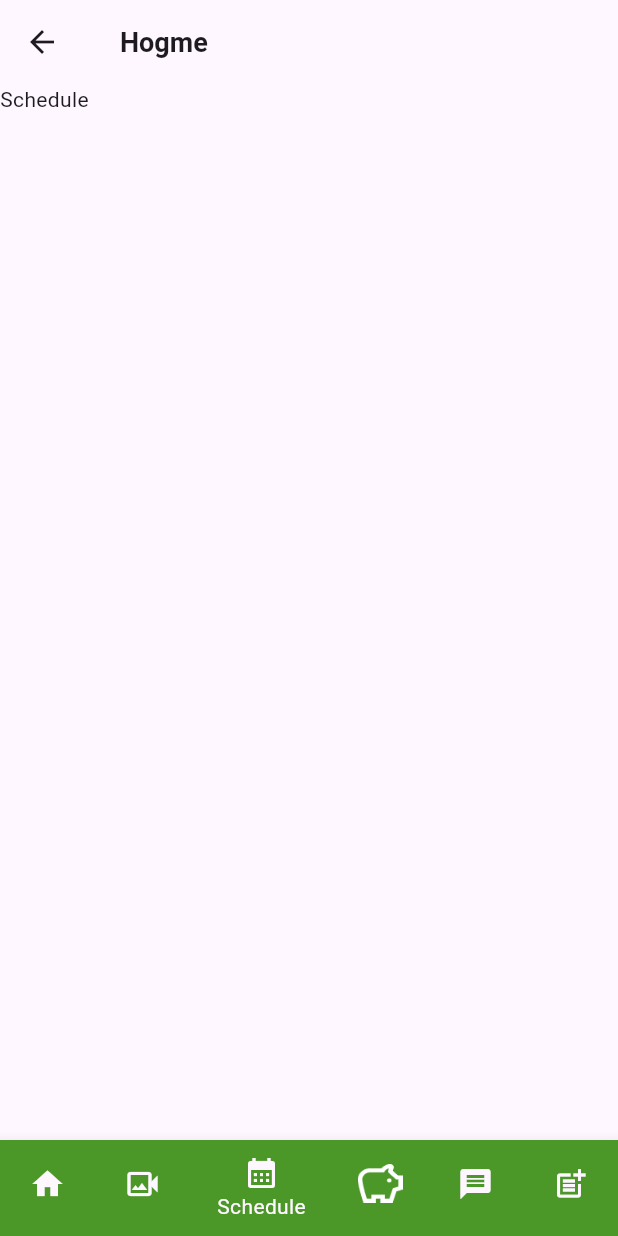
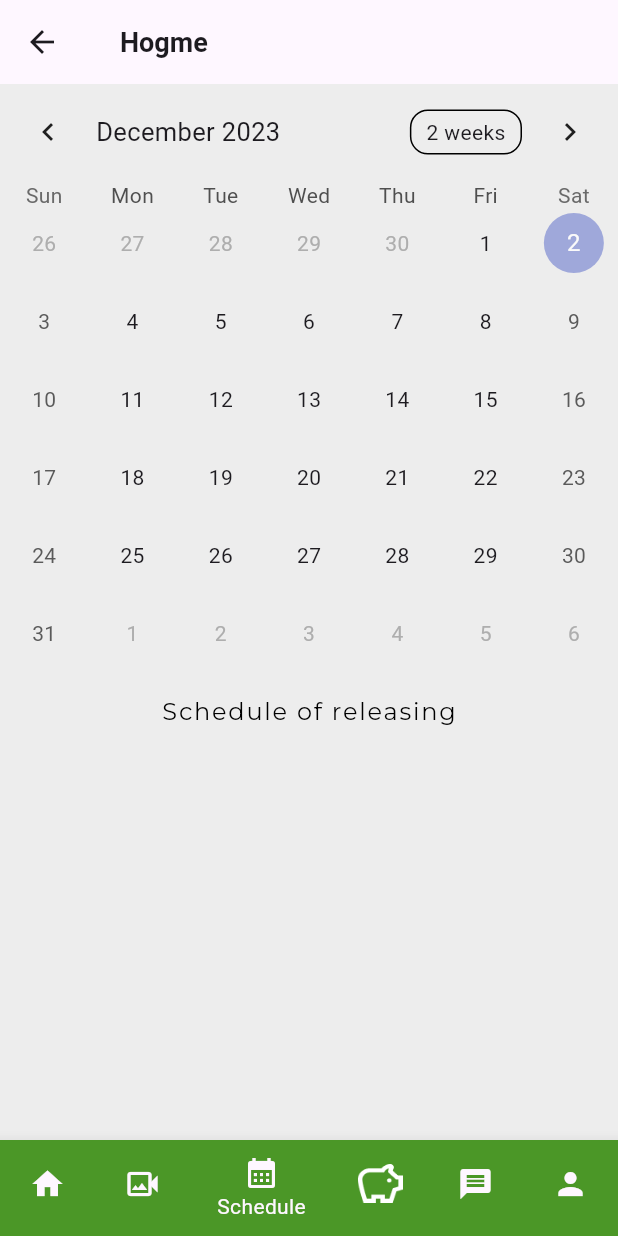
Before and after one commit to blank122/hogme-ui, a Flutter app: the BottonNav screen opened directly, item 3 of the bottom bar chosen, on a phone screen of 412 x 824 dp. Run offline on Flutter 3.47's test engine with Material 3 defaults, Android fonts, the phone set to English and light mode, and no system bars; drawn by our look-alikes of table_calendar; our stand-ins replace file_picker, google_fonts, shimmer, video_player.

Commit message:
second commit

```diff
--- a/lib/dashboard/bottom_nav.dart
+++ b/lib/dashboard/bottom_nav.dart
@@ -101,8 +101,8 @@ class _BottonNavState extends State<BottonNav> {
             label: 'Message',
           ),
           BottomNavigationBarItem(
-            icon: Icon(Icons.post_add),
-            label: 'Post',
+            icon: Icon(Icons.person),
+            label: 'Account',
           ),
         ],
       ),
--- a/lib/dashboard/message.dart
+++ b/lib/dashboard/message.dart
@@ -1,4 +1,5 @@
 import 'package:flutter/material.dart';
+import 'package:hogme_ui/utils/app_theme.dart';
 
 class Message extends StatelessWidget {
   const Message({super.key});
@@ -6,6 +7,7 @@ class Message extends StatelessWidget {
   @override
   Widget build(BuildContext context) {
     return Scaffold(
+      backgroundColor: AppTheme.dashboardBackground,
       appBar: AppBar(
         title: const Row(
           children: [
--- a/lib/dashboard/schedule.dart
+++ b/lib/dashboard/schedule.dart
@@ -1,4 +1,7 @@
 import 'package:flutter/material.dart';
+import 'package:hogme_ui/utils/app_theme.dart';
+import 'package:hogme_ui/utils/text_widgets.dart';
+import 'package:table_calendar/table_calendar.dart';
 
 class Schedule extends StatelessWidget {
   const Schedule({super.key});
@@ -6,6 +9,7 @@ class Schedule extends StatelessWidget {
   @override
   Widget build(BuildContext context) {
     return Scaffold(
+      backgroundColor: AppTheme.dashboardBackground,
       appBar: AppBar(
         title: const Row(
           children: [
@@ -17,7 +21,23 @@ class Schedule extends StatelessWidget {
           ],
         ),
       ),
-      body: const Text("Schedule"),
+      body: Column(
+        children: [
+          // ignore: avoid_unnecessary_containers
+          Container(
+            child: TableCalendar(
+                focusedDay: DateTime.now(),
+                firstDay: DateTime.utc(2016, 10, 16),
+                lastDay: DateTime.utc(2100, 10, 16)),
+          ),
+          Padding(
+            padding: const EdgeInsets.all(15.0),
+            child: text16Normal(text: "Schedule of releasing"),
+          ),
+          //see the schedule here
+          Row(),
+        ],
+      ),
     );
   }
 }
--- a/pubspec.yaml
+++ b/pubspec.yaml
@@ -34,6 +34,8 @@ dependencies:
   flutter:
     sdk: flutter
   google_fonts: ^6.1.0
+  shimmer: ^3.0.0
+  table_calendar: ^3.0.9
   video_player: ^2.8.1
 
 dev_dependencies:
```
Also changed, not shown: lib/dashboard/home.dart (+9 -1 lines), lib/dashboard/tutorial.dart (+86 -2 lines), lib/utils/video_player.dart (deleted, +0 -52 lines), lib/utils/video_player_widget.dart (+11 -1 lines), pubspec.lock.
